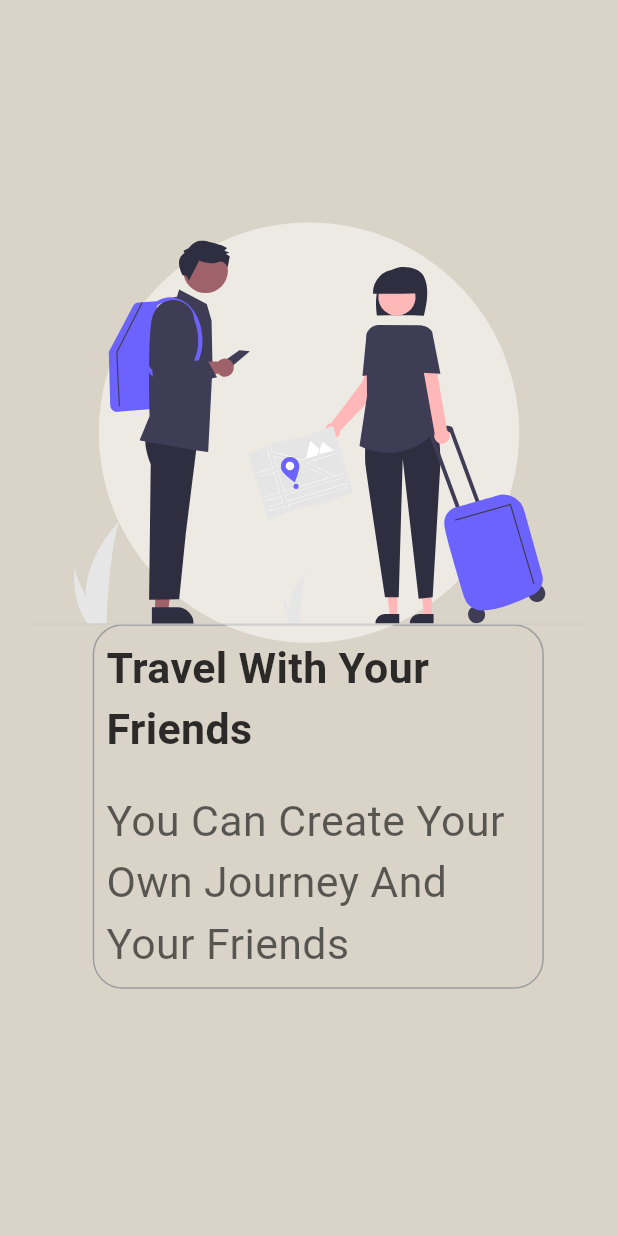
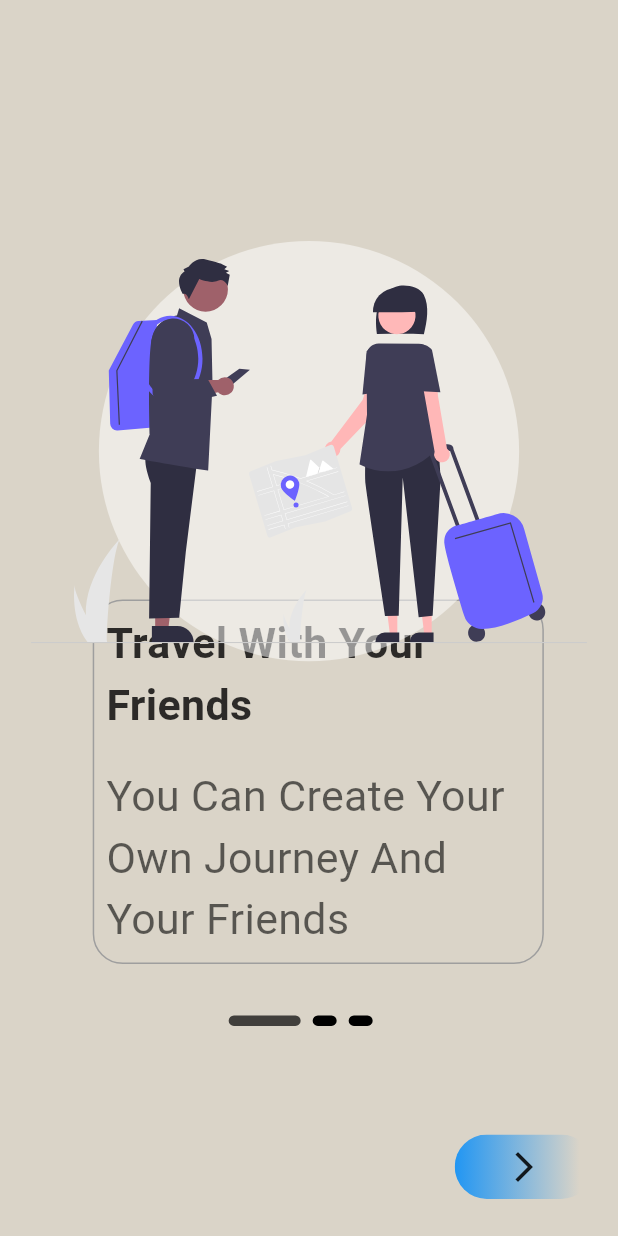
Before and after one commit to Mohammed-AboLEneen/fun-tourism, a Flutter app: the screen it shows after launch, on a phone screen of 412 x 824 dp. Run offline on Flutter 3.47's test engine with Material 2 defaults, Android fonts, the light colour scheme and no system bars; drawn by our look-alikes of smooth_page_indicator; our stand-ins replace flutter_screenutil, flutter_svg, google_fonts; Roboto replaces fonts that are missing (Abel).

Commit message:
add smooth indicator and icon with changed color based on _pageController

```diff
--- a/lib/features/onboarding/presentation/view/onboarding.dart
+++ b/lib/features/onboarding/presentation/view/onboarding.dart
@@ -2,6 +2,10 @@ import 'package:flutter/material.dart';
 import 'package:flutter_screenutil/flutter_screenutil.dart';
 import 'package:flutter_svg/flutter_svg.dart';
 import 'package:fun_adventure/cores/utils/images.dart';
+import 'package:fun_adventure/features/onboarding/presentation/view/widgets/custom_button.dart';
+import 'package:fun_adventure/features/onboarding/presentation/view/widgets/smooth_dots.dart';
+
+import '../../../../cores/methods/navigate_pageview.dart';
 
 class OnBoardingPage extends StatefulWidget {
   const OnBoardingPage({super.key});
@@ -49,7 +53,7 @@ class _OnBoardingPageState extends State<OnBoardingPage>
         body: Stack(
           children: [
             Positioned(
-              bottom: h * .2,
+              bottom: h * .22,
               child: Padding(
                 padding: EdgeInsets.symmetric(horizontal: w * .15),
                 child: Container(
@@ -88,7 +92,7 @@ class _OnBoardingPageState extends State<OnBoardingPage>
               controller: _pageController,
               children: [
                 Padding(
-                  padding: EdgeInsets.only(bottom: h * .3),
+                  padding: EdgeInsets.only(bottom: h * .27),
                   child: Stack(
                     alignment: Alignment.center,
                     children: [
@@ -139,6 +143,24 @@ class _OnBoardingPageState extends State<OnBoardingPage>
                 ),
               ],
             ),
+            Positioned(
+                bottom: h * .17,
+                left: w * .37,
+                child: SmoothPageDots(
+                  pageController: _pageController,
+                )),
+            Positioned(
+                bottom: h * .03,
+                right: w * .04,
+                child: OnBoardingCustomIcon(
+                  widget: const Icon(Icons.arrow_forward_ios_outlined),
+                  height: h * .04,
+                  width: w * .2,
+                  tap: () {
+                    navigatePageView(pageController: _pageController);
+                  },
+                  color: Color.lerp(beginColor, endColor, progress),
+                ))
           ],
         ),
       ),
--- /dev/null
+++ b/lib/features/onboarding/presentation/view/widgets/custom_button.dart
@@ -0,0 +1,53 @@
+import 'package:flutter/material.dart';
+
+class OnBoardingCustomIcon extends StatelessWidget {
+  const OnBoardingCustomIcon(
+      {super.key,
+      required this.widget,
+      this.tap,
+      required this.height,
+      required this.width,
+      this.color});
+
+  final void Function()? tap;
+  final Widget widget;
+  final double height;
+  final double width;
+  final Color? color;
+
+  @override
+  Widget build(BuildContext context) {
+    return Material(
+      borderRadius: BorderRadius.circular(70),
+      color: Colors.transparent,
+      clipBehavior: Clip.antiAliasWithSaveLayer,
+      child: InkWell(
+        borderRadius: BorderRadius.circular(20),
+        onTap: tap,
+        child: Container(
+          decoration: BoxDecoration(
+            gradient: LinearGradient(
+                colors: [
+                  Colors.blue,
+                  color ?? Colors.white,
+                ], // Define your gradient colors
+
+                stops: const [
+                  0,
+                  .9,
+                ]),
+            borderRadius: BorderRadius.circular(20),
+          ),
+          child: Padding(
+            padding: const EdgeInsets.all(5),
+            child: SizedBox(
+              width: width,
+              height: height,
+              child: widget,
+            ),
+          ),
+        ),
+      ),
+    );
+  }
+}
--- /dev/null
+++ b/lib/features/onboarding/presentation/view/widgets/smooth_dots.dart
@@ -0,0 +1,23 @@
+import 'package:flutter/material.dart';
+import 'package:smooth_page_indicator/smooth_page_indicator.dart';
+
+class SmoothPageDots extends StatelessWidget {
+  final PageController pageController;
+
+  const SmoothPageDots({super.key, required this.pageController});
+
+  @override
+  Widget build(BuildContext context) {
+    return SmoothPageIndicator(
+      controller: pageController,
+      count: 3,
+      axisDirection: Axis.horizontal,
+      effect: ExpandingDotsEffect(
+          spacing: 8.0,
+          strokeWidth: 2,
+          dotHeight: 7,
+          dotColor: Colors.black,
+          activeDotColor: Colors.black.withOpacity(.7)),
+    );
+  }
+}
--- a/pubspec.yaml
+++ b/pubspec.yaml
@@ -48,6 +48,7 @@ dependencies:
   cached_network_image: ^3.2.3
   fluttertoast: ^8.2.2
   provider: ^6.0.5
+  smooth_page_indicator: ^1.1.0
 
 dev_dependencies:
   flutter_test:
```
Also changed, not shown: pubspec.lock.
